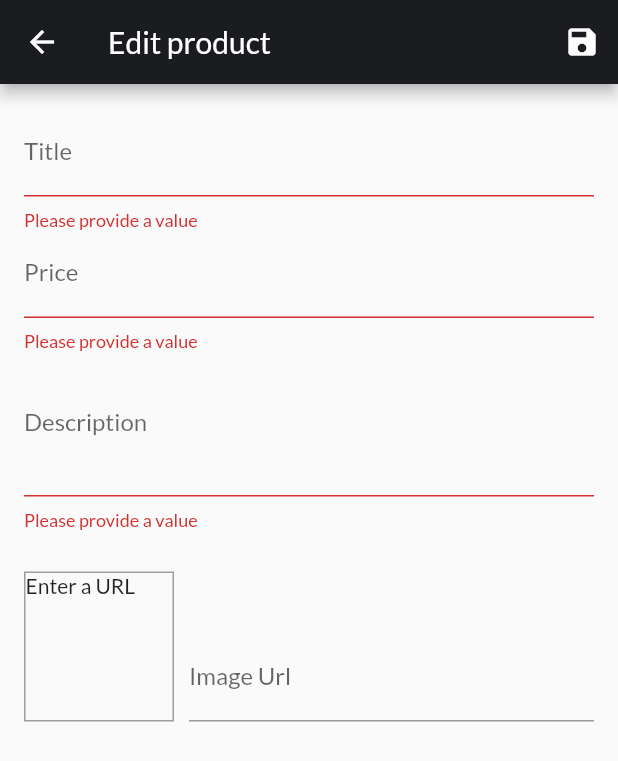
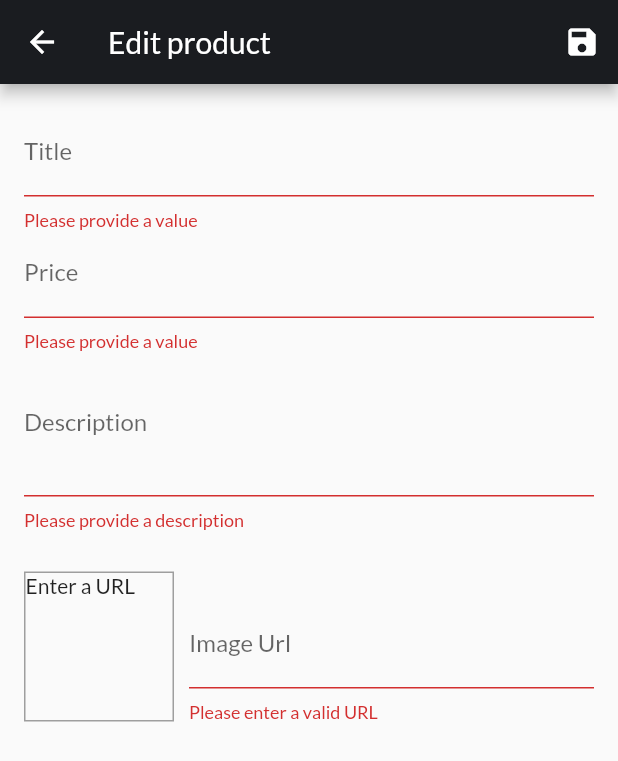
Before and after one commit to Eshaan-B/shop-app, a Flutter app: the EditProductScreen screen opened by its route, after a tap on the "save" icon, on a phone screen of 412 x 824 dp. Shown: the top 761 px of the screen. Run offline on Flutter 3.47's test engine with Material 2 defaults, Android fonts, the phone set to English and light mode, and no system bars; network calls fail.

Commit message:
Completed front-end

```diff
--- a/lib/providers/product.dart
+++ b/lib/providers/product.dart
@@ -1,22 +1,23 @@
 import 'package:flutter/foundation.dart';
 
-class Product with ChangeNotifier{
-  final String id;
-  final String title;
-  final String description;
-  final double price;
-  final String imageUrl;
+class Product with ChangeNotifier {
+  String id;
+  String title;
+  String description;
+  double price;
+  String imageUrl;
   bool isFavourite;
 
-  void toggleFavourite(){
-    isFavourite=!isFavourite;
+  void toggleFavourite() {
+    isFavourite = !isFavourite;
     notifyListeners();
   }
+
   Product(
       {@required this.id,
       @required this.title,
       @required this.description,
       @required this.price,
       @required this.imageUrl,
-      this.isFavourite=false});
+      this.isFavourite = false});
 }
--- a/lib/screens/edit_product.dart
+++ b/lib/screens/edit_product.dart
@@ -1,5 +1,8 @@
 import 'package:flutter/cupertino.dart';
 import 'package:flutter/material.dart';
+import 'package:provider/provider.dart';
+
+import '../providers/products_provider.dart';
 import '../providers/product.dart';
 
 class EditProductScreen extends StatefulWidget {
@@ -16,13 +19,40 @@ class _EditProductScreenState extends State<EditProductScreen> {
   final _imageUrlFocusNode = FocusNode();
   final _form = GlobalKey<FormState>();
   var _editedProduct =
-      Product(id: '', title: '', price: 0, description: '', imageUrl: '');
+      Product(id: null, title: '', price: 0, description: '', imageUrl: '');
+  var _initValues = {
+    'title': '',
+    'description': '',
+    'price': '',
+    'imageUrl': '',
+  };
+  bool isInit = true;
 
   @override
   void initState() {
     super.initState();
     //function is executed whenever the focus changes
     _imageUrlFocusNode.addListener(_updateImageUrl);
+  }
+
+  @override
+  void didChangeDependencies() {
+    if (isInit) {
+      final productId = ModalRoute.of(context).settings.arguments as String;
+      if (productId != null) {
+        _editedProduct =
+            Provider.of<Products>(context, listen: false).findById(productId);
+        _initValues = {
+          'title': _editedProduct.title,
+          'description': _editedProduct.description,
+          'price': _editedProduct.price.toString(),
+          'imageUrl': '',
+        };
+        _imageUrlController.text = _editedProduct.imageUrl;
+      }
+    }
+    isInit = false;
+    super.didChangeDependencies();
   }
 
   @override
@@ -37,6 +67,12 @@ class _EditProductScreenState extends State<EditProductScreen> {
 
   void _updateImageUrl() {
     if (!_imageUrlFocusNode.hasFocus) {
+      if ((!_imageUrlController.text.startsWith('http') &&
+              !_imageUrlController.text.startsWith('https') ||
+          (!_imageUrlController.text.endsWith('png') &&
+              !_imageUrlController.text.endsWith('jpg') &&
+              !_imageUrlController.text.endsWith('jpeg')))) return;
+
       setState(() {});
     }
   }
@@ -45,10 +81,13 @@ class _EditProductScreenState extends State<EditProductScreen> {
     final isValid = _form.currentState.validate();
     if (!isValid) return;
     _form.currentState.save();
-    print(_editedProduct.title);
-    print(_editedProduct.description);
-    print(_editedProduct.imageUrl);
-    print(_editedProduct.price);
+    if (_editedProduct.id != null) {
+      Provider.of<Products>(context, listen: false)
+          .updateProduct(_editedProduct);
+    } else {
+      Provider.of<Products>(context, listen: false).add(_editedProduct);
+    }
+    Navigator.of(context).pop();
   }
 
   @override
@@ -66,6 +105,7 @@ class _EditProductScreenState extends State<EditProductScreen> {
           child: ListView(
             children: [
               TextFormField(
+                initialValue: _initValues['title'],
                 decoration: InputDecoration(
                   labelText: 'Title',
                 ),
@@ -77,6 +117,7 @@ class _EditProductScreenState extends State<EditProductScreen> {
                   _editedProduct = Product(
                       id: _editedProduct.id,
                       title: value,
+                      isFavourite: _editedProduct.isFavourite,
                       description: _editedProduct.description,
                       price: _editedProduct.price,
                       imageUrl: _editedProduct.imageUrl);
@@ -90,14 +131,20 @@ class _EditProductScreenState extends State<EditProductScreen> {
               ),
               TextFormField(
                 decoration: InputDecoration(labelText: 'Price'),
+                initialValue: _initValues['price'],
                 textInputAction: TextInputAction.next,
                 keyboardType: TextInputType.number,
                 focusNode: _priceFocusNode,
                 validator: (value) {
-                  if (value.isEmpty)
-                    return 'Please provide a value';
-                  else
-                    return null;
+                  if (value.isEmpty) return 'Please provide a value';
+                  if (double.tryParse(value) == null) {
+                    // because treParse() returns null if it fails
+                    return 'Please enter a valid number';
+                  }
+                  if (double.parse(value) <= 0)
+                    return 'Price must be greater than zero';
+
+                  return null;
                 },
                 onFieldSubmitted: (_) {
                   FocusScope.of(context).requestFocus(_descriptionFocusNode);
@@ -105,6 +152,7 @@ class _EditProductScreenState extends State<EditProductScreen> {
                 onSaved: (value) {
                   _editedProduct = Product(
                       id: _editedProduct.id,
+                      isFavourite: _editedProduct.isFavourite,
                       title: _editedProduct.title,
                       description: _editedProduct.description,
                       price: double.parse(value),
@@ -113,18 +161,20 @@ class _EditProductScreenState extends State<EditProductScreen> {
               ),
               TextFormField(
                 decoration: InputDecoration(labelText: 'Description'),
+                initialValue: _initValues['description'],
                 focusNode: _descriptionFocusNode,
                 keyboardType: TextInputType.multiline,
                 maxLines: 3,
                 validator: (value) {
-                  if (value.isEmpty)
-                    return 'Please provide a value';
-                  else
-                    return null;
+                  if (value.isEmpty) return 'Please provide a description';
+                  if (value.length < 10)
+                    return 'Should be at least 10 characters long';
+                  return null;
                 },
                 onSaved: (value) {
                   _editedProduct = Product(
                       id: _editedProduct.id,
+                      isFavourite: _editedProduct.isFavourite,
                       title: _editedProduct.title,
                       description: value,
                       price: _editedProduct.price,
@@ -164,9 +214,20 @@ class _EditProductScreenState extends State<EditProductScreen> {
                       onFieldSubmitted: (_) {
                         _saveForm();
                       },
+                      validator: (value) {
+                        if (value.isEmpty ||
+                            (!value.startsWith('http') &&
+                                    !value.startsWith('https') ||
+                                (!value.endsWith('png') &&
+                                    !value.endsWith('jpg') &&
+                                    !value.endsWith('jpeg'))))
+                          return 'Please enter a valid URL';
+                        return null;
+                      },
                       onSaved: (value) {
                         _editedProduct = Product(
                             id: _editedProduct.id,
+                            isFavourite: _editedProduct.isFavourite,
                             title: _editedProduct.title,
                             description: _editedProduct.description,
                             price: _editedProduct.price,
--- a/lib/widgets/MainDrawer.dart
+++ b/lib/widgets/MainDrawer.dart
@@ -62,7 +62,7 @@ class MainDrawer extends StatelessWidget {
               size: 35,
             ),
             title: Text(
-              'User Products',
+              'Manage Products',
               style: TextStyle(
                 fontSize: 15,
               ),
```
Also changed, not shown: lib/providers/products_provider.dart (+39 -18 lines), lib/screens/user_product_screen.dart (+9 -4 lines), lib/widgets/user_product_item.dart (+13 -3 lines).
